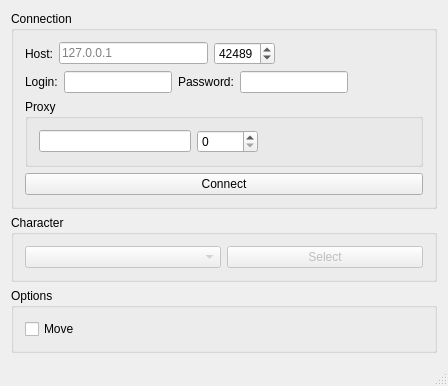
Before: the Qt Designer form tools/bot-connection/MainWindow.ui in alphaonex86/CatchChallenger, drawn with Qt 5.
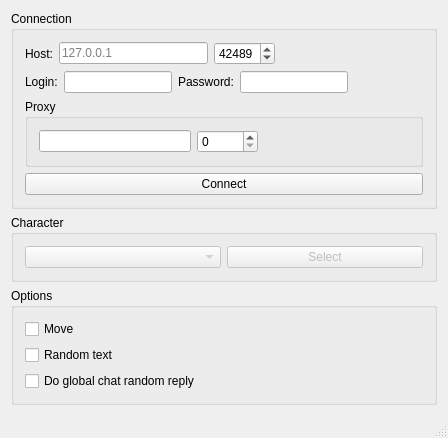
After: the same form once the commit is applied.

Commit message: [Improvement] API for chat, the bot (client,server,shared lib,tools)

What changed in the file:
```diff
--- a/tools/bot-connection/MainWindow.ui
+++ b/tools/bot-connection/MainWindow.ui
@@ -188,6 +188,20 @@
          </property>
         </widget>
        </item>
+       <item>
+        <widget class="QCheckBox" name="randomText">
+         <property name="text">
+          <string>Random text</string>
+         </property>
+        </widget>
+       </item>
+       <item>
+        <widget class="QCheckBox" name="chatRandomReply">
+         <property name="text">
+          <string>Do global chat random reply</string>
+         </property>
+        </widget>
+       </item>
       </layout>
      </widget>
     </item>
```
The commit also changes 10 other files.
